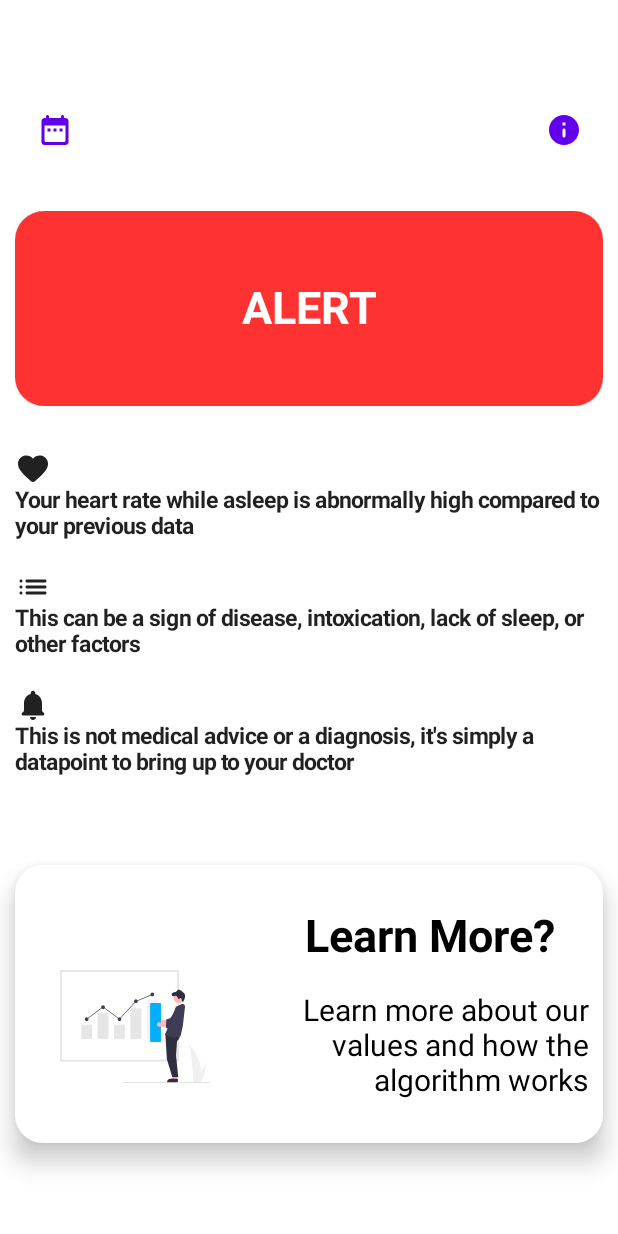
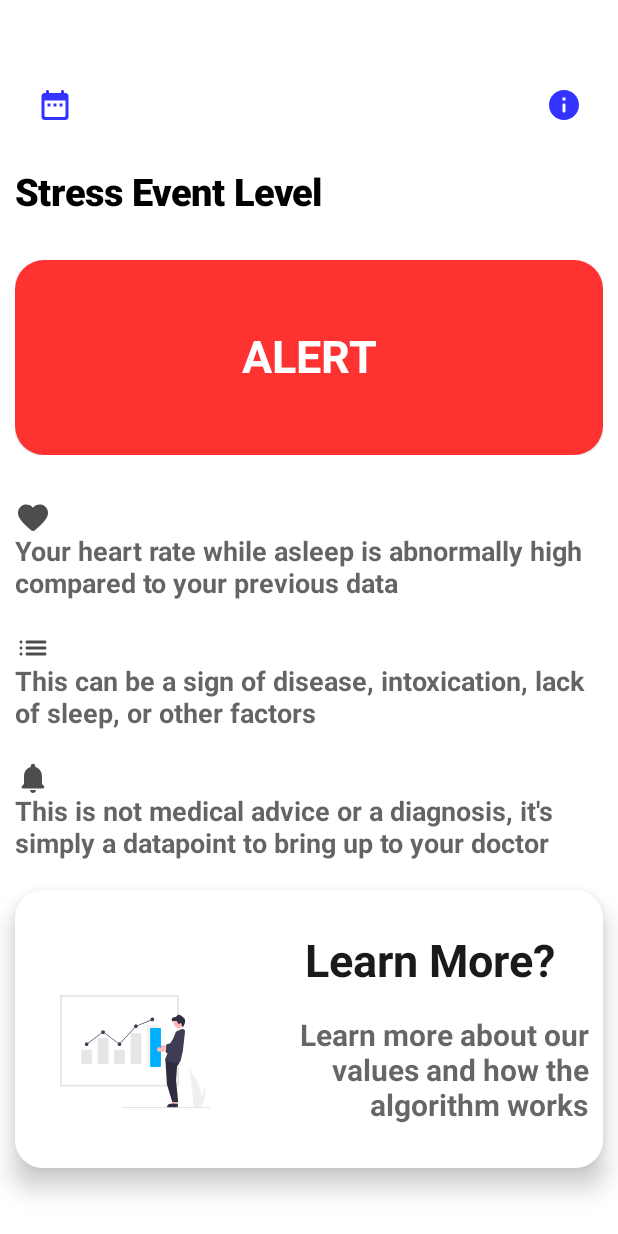
Before and after one commit to Vito-Research/Vito-Android, an Android app built with Jetpack Compose: the screen it shows after launch (MainActivity), on a phone screen of 412 x 824 dp. Run offline under Robolectric (Android 15) with nearby library versions, the phone set to English and light mode, and no system bars; libraries missing offline, so code that uses them is left out: io.github.boguszpawlowski.composecalendar.

Commit message:
UI Updates

```diff
--- a/app/src/main/java/com/example/vito/HomeView.kt
+++ b/app/src/main/java/com/example/vito/HomeView.kt
@@ -9,7 +9,10 @@ import androidx.activity.compose.setContent
 import androidx.annotation.RequiresApi
 import androidx.compose.foundation.Image
 import androidx.compose.foundation.background
+import androidx.compose.foundation.gestures.Orientation
+import androidx.compose.foundation.gestures.scrollable
 import androidx.compose.foundation.layout.*
+import androidx.compose.foundation.rememberScrollState
 import androidx.compose.foundation.shape.RoundedCornerShape
 import androidx.compose.material.*
 import androidx.compose.material.icons.Icons
@@ -34,20 +37,23 @@ import androidx.navigation.compose.rememberNavController
 import java.util.*
 @Composable
 fun HomeView(navController: NavController) {
+    val scrollState = rememberScrollState()
     Column(
         verticalArrangement = Arrangement.Center,
         horizontalAlignment = Alignment.CenterHorizontally,
+        modifier = Modifier
+          //  .scrollable(state = scrollState, orientation = Orientation.Vertical)
     ) {
         Header(navController= navController)
         AlertCard("ALERT")
         AlertDetails("Your heart rate while asleep is abnormally high compared to your previous data", icon= Icons.Rounded.Favorite)
         AlertDetails("This can be a sign of disease, intoxication, lack of sleep, or other factors", icon= Icons.Rounded.List)
         AlertDetails("This is not medical advice or a diagnosis, it's simply a datapoint to bring up to your doctor", icon= Icons.Rounded.Notifications)
-        Spacer(
-            modifier = Modifier
-                .height(40.dp)
-                .fillMaxWidth()
-        )
+//        Spacer(
+//            modifier = Modifier
+//                .height(40.dp)
+//                .fillMaxWidth()
+//        )
         LearnMore("Learn More?", "Learn more about our values and how the algorithm works")
 
 
@@ -62,17 +68,30 @@ fun AlertDetails(alertTitle: String, icon: ImageVector = Icons.Rounded.Build) {
     Column( modifier = Modifier
         .padding(10.dp)
        ) {
-        Icon(icon, alertTitle)
+        Icon(icon, alertTitle, modifier = Modifier.alpha(0.8F))
         Text(text = alertTitle,
-            fontSize = 15.sp,
+            fontSize = 18.sp,
             fontWeight = FontWeight.Bold,
+            modifier = Modifier.alpha(0.7F)
         )
     }
 }
 
 @Composable
 fun AlertCard(alertTitle: String) {
+    Text(
+        text = "Stress Event Level",
+        color = Color.Black,
+        textAlign = TextAlign.Left,
+        fontSize = 25.sp,
+        fontWeight = FontWeight.ExtraBold,
+        modifier = Modifier
 
+            .padding(10.dp)
+            .fillMaxWidth()
+
+
+    )
         Card(
             backgroundColor = Color.Red,
             shape = RoundedCornerShape(15),
@@ -148,7 +167,7 @@ fun LearnMore(title: String, text: String) {
                         fontSize = 30.sp,
                         textAlign = TextAlign.Right,
                         modifier = Modifier
-
+                            .alpha(0.9F)
                             .padding(10.dp)
 
 
@@ -162,7 +181,7 @@ fun LearnMore(title: String, text: String) {
                         fontSize = 20.sp,
                         textAlign = TextAlign.Right,
                         modifier = Modifier
-
+                            .alpha(0.6F)
                             .padding(10.dp)
 
 
@@ -194,7 +213,8 @@ fun Header(navController: NavController) {
             navController.navigate("Data")
 
         }) {
-            Icon(Icons.Rounded.DateRange, "")
+            Icon(Icons.Rounded.DateRange, "", tint=Color.Blue, modifier = Modifier
+                .alpha(0.8F))
         }
 
         Spacer(
@@ -203,13 +223,14 @@ fun Header(navController: NavController) {
                 .fillMaxWidth()
         )
 
-        TextButton( modifier = Modifier,
+        TextButton(modifier = Modifier,
                 onClick = {
-            val alert = AlertLv1()
+                    navController.navigate("Privacy")
 
         }
         ) {
-            Icon(Icons.Rounded.Info, "")
+            Icon(Icons.Rounded.Info, "", tint = Color.Blue,  modifier = Modifier
+                .alpha(0.8F))
 
         }
     }
--- a/app/src/main/java/com/example/vito/MainActivity.kt
+++ b/app/src/main/java/com/example/vito/MainActivity.kt
@@ -7,22 +7,15 @@ import androidx.activity.ComponentActivity
 import androidx.activity.compose.setContent
 import androidx.annotation.RequiresApi
 import androidx.compose.foundation.layout.*
-import androidx.compose.foundation.shape.RoundedCornerShape
 import androidx.compose.material.*
-import androidx.compose.material.icons.Icons
-import androidx.compose.material.icons.rounded.Add
 import androidx.compose.runtime.Composable
 import androidx.compose.ui.Modifier
-import androidx.compose.ui.draw.alpha
-import androidx.compose.ui.graphics.Color
 import androidx.compose.ui.tooling.preview.Preview
-import androidx.compose.ui.unit.dp
 import androidx.navigation.compose.NavHost
 import androidx.navigation.compose.composable
 import androidx.navigation.compose.rememberNavController
 import com.example.vito.ui.theme.VitoTheme
 import io.github.boguszpawlowski.composecalendar.SelectableCalendar
-import io.github.boguszpawlowski.composecalendar.StaticCalendar
 import java.io.File
 import java.util.*
 
@@ -56,9 +49,16 @@ class MainActivity : ComponentActivity() {
 
                 SelectableCalendar()
             }
+            composable("Privacy") {
+
+                PrivacyView(navController)
+            }
             /*...*/
         }
     }
+
+
+
     private fun listAssetFiles(path: String): Boolean {
         val list: Array<String>?
 
--- a/app/src/main/java/com/example/vito/ui/theme/Type.kt
+++ b/app/src/main/java/com/example/vito/ui/theme/Type.kt
@@ -10,7 +10,7 @@ import androidx.compose.ui.unit.sp
 val Typography = Typography(
     body1 = TextStyle(
         fontFamily = FontFamily.Default,
-        fontWeight = FontWeight.Normal,
+        fontWeight = FontWeight.Bold,
         fontSize = 16.sp
     )
     /* Other default text styles to override
--- a/app/src/main/res/values/colors.xml
+++ b/app/src/main/res/values/colors.xml
@@ -1,6 +1,6 @@
 <?xml version="1.0" encoding="utf-8"?>
 <resources>
-    <color name="purple_200">#FFBB86FC</color>
+    <color name="blue">#1578EC</color>
     <color name="purple_500">#FF6200EE</color>
     <color name="purple_700">#FF3700B3</color>
     <color name="teal_200">#FF03DAC5</color>
--- a/app/src/main/res/values/themes.xml
+++ b/app/src/main/res/values/themes.xml
@@ -2,6 +2,6 @@
 <resources>
 
     <style name="Theme.Vito" parent="android:Theme.Material.Light.NoActionBar">
-        <item name="android:statusBarColor">@color/purple_700</item>
+        <item name="android:statusBarColor">@color/blue</item>
     </style>
 </resources>
```
Also changed, not shown: app/src/main/java/com/example/vito/PrivacyView.kt (added, +60 -0 lines).
